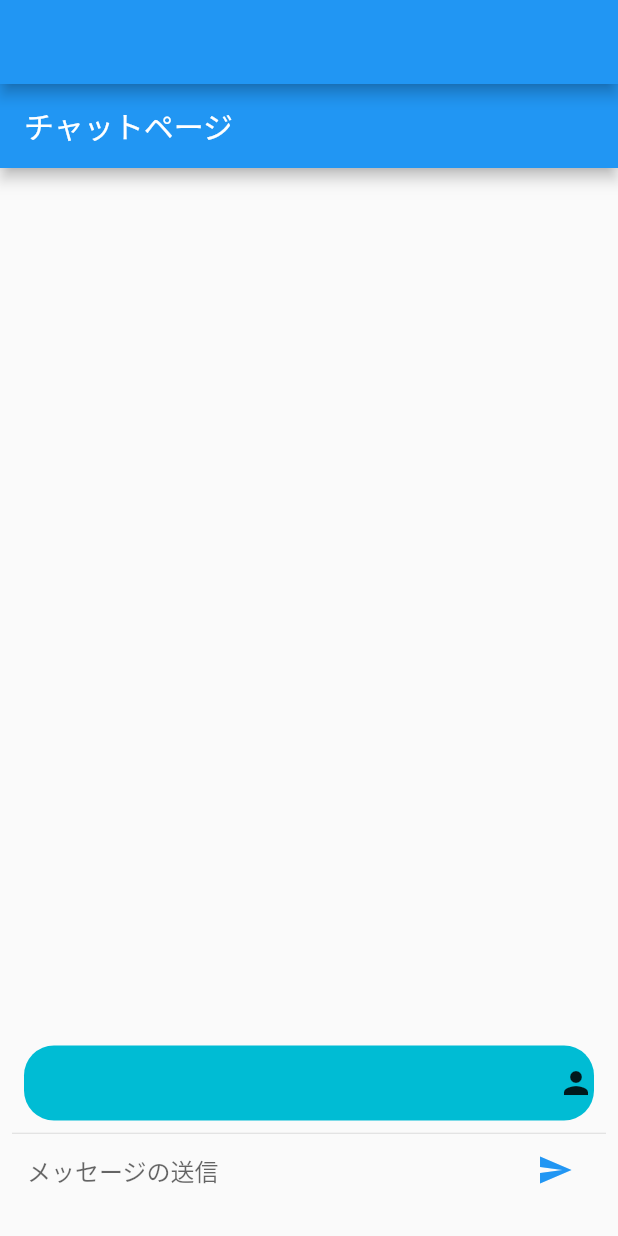
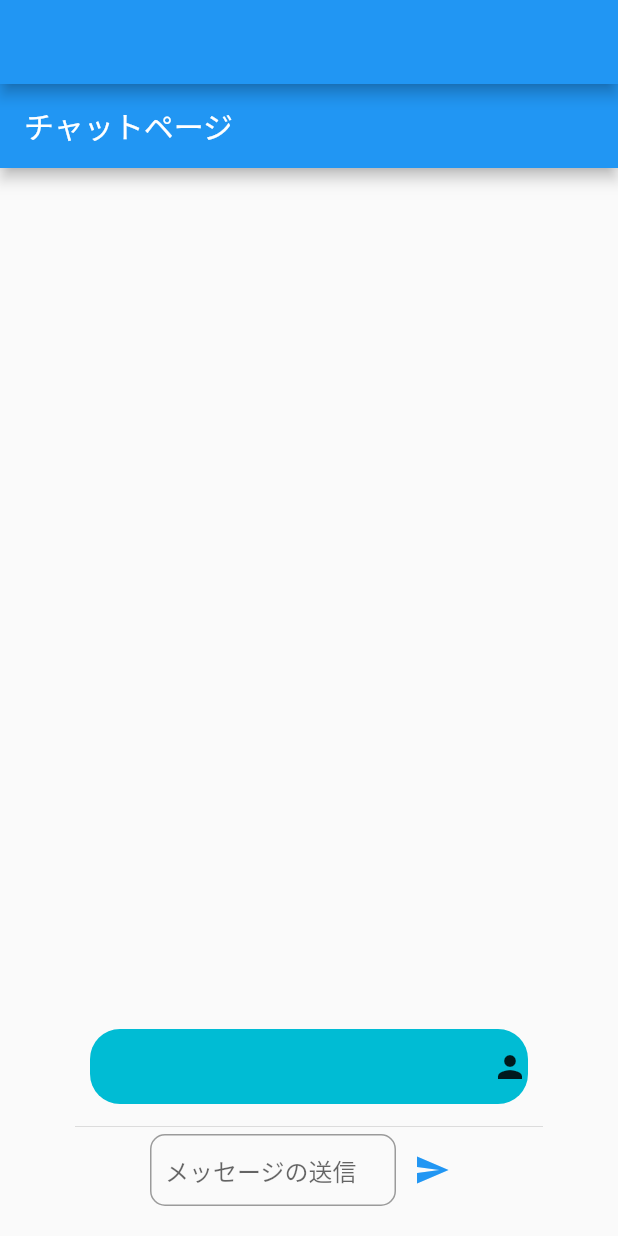
Before and after one commit to yakyuorbaseball/firebase_assignment_1, a Flutter app: the screen it shows once a user with an empty profile is signed in, after a tap on the "send" icon, on a phone screen of 412 x 824 dp. Run offline on Flutter 3.47's test engine with Material 2 defaults, Android fonts, the phone set to English and light mode, and no system bars; our stand-ins replace cloud_firestore, firebase_auth, firebase_core; accounts and stored records are empty; network calls fail.

Commit message:
20221226

```diff
--- a/lib/chat.dart
+++ b/lib/chat.dart
@@ -4,7 +4,7 @@ import 'package:cloud_firestore/cloud_firestore.dart';
 
 class ChatPage extends StatefulWidget {
 
-  ChatPage({Key? key, required this.userId}) : super(key: key);
+  const ChatPage({Key? key, required this.userId}) : super(key: key);
   final String userId;
 
   @override
@@ -18,12 +18,12 @@ class _ChatPageState extends State<ChatPage> {
   Widget build(BuildContext context) {
     return Scaffold(
         appBar: AppBar(
-          title: Text("チャットページ"),
+          title: const Text("チャットページ"),
         ),
         body: Container(
-          margin: const EdgeInsets.symmetric(horizontal: 8.0),
+          margin: const EdgeInsets.symmetric(horizontal: 50.0),
           child: Column(
-            children: <Widget>[
+            children: [
               Flexible(
                 child: StreamBuilder<QuerySnapshot>(
                   stream: FirebaseFirestore.instance
@@ -33,7 +33,7 @@ class _ChatPageState extends State<ChatPage> {
                   builder: (context, snapshot) {
                     if (!snapshot.hasData) return Container();
                     return ListView.separated(
-                      padding: EdgeInsets.all(8.0),
+                      padding: const EdgeInsets.all(10.0),
                       reverse: true,
                       itemBuilder: (BuildContext context, int index) {
                         DocumentSnapshot document =
@@ -49,35 +49,35 @@ class _ChatPageState extends State<ChatPage> {
                             : _message(
                             document['message'], document['user_id'],);
                       },
-                        itemCount: snapshot.data!.docs.length,
-                      separatorBuilder: (context, index) {
-                        print('separator: $index');
-                        return Divider(height: 1.0);
+                        itemCount: snapshot.data!.docs.length,separatorBuilder: (context, index) {
+                        return const Divider(height: 1.0);
                       },
                     );
                   }
                 ),
               ),
-                Divider(height: 1.0),
+                const Divider(height: 10.0),
                   Container(
-                    margin: EdgeInsets.only(bottom: 20.0, right: 10.0, left: 10.0),
+                    margin: const EdgeInsets.only(bottom: 20.0, right: 50.0, left: 50.0),
                     child: Row(
-                      children: <Widget>[
+                      children: [
                       Flexible(
                         child: TextField(
                           controller: _controller,
                           onSubmitted: _handleSubmit,
-                          decoration: InputDecoration.collapsed(
-                              hintText: "メッセージの送信"),
+                          decoration: const InputDecoration(
+                              hintText: "メッセージの送信",
+                              contentPadding: EdgeInsets.all(10),
+                              border: OutlineInputBorder(borderRadius: BorderRadius.all(Radius.circular(10))
+                            ),
+                          ),
                         ),
                       ),
-                      Container(
-                        child: IconButton(
-                          icon: Icon(Icons.send, color: Colors.blue,),
-                            onPressed: () {
-                              _handleSubmit(_controller.text);
-                            }),
-                      ),
+                      IconButton(
+                        icon: const Icon(Icons.send, color: Colors.blue,),
+                          onPressed: () {
+                            _handleSubmit(_controller.text);
+                          }),
                       ],
                     ),
                   ),
@@ -100,17 +100,17 @@ class _ChatPageState extends State<ChatPage> {
         child:
       Row(
       mainAxisAlignment: MainAxisAlignment.end,
-      children: <Widget>[
+        children: [
         Column(
           crossAxisAlignment: CrossAxisAlignment.center,
-          children: <Widget>[
-            SizedBox(height: 16.0,),
+          children: [
+            const SizedBox(height: 16.0,),
             Text(message),
           ],
         ),
-        Icon(Icons.person),
-      ],
-    )
+        const Icon(Icons.person),
+        ],
+      )
     );
   }
 
@@ -122,12 +122,12 @@ class _ChatPageState extends State<ChatPage> {
       decoration: BoxDecoration(borderRadius: BorderRadius.circular(20),color: Colors.white38),
       child:
       Row(
-        children: <Widget>[
-          Icon(Icons.person),
+        children: [
+          const Icon(Icons.person),
           Column(
             crossAxisAlignment: CrossAxisAlignment.center,
-            children: <Widget>[
-              SizedBox(height: 16.0,),
+            children: [
+              const SizedBox(height: 16.0,),
               Text(message),
             ],
           ),
--- a/lib/firebase_exercise.dart
+++ b/lib/firebase_exercise.dart
@@ -14,7 +14,6 @@ class _AuthExerciseState extends State<AuthExercise> {
   bool _isSignedIn = false;
   String userId = '';
 
-  //問３
   void checkSignInState(){
     FirebaseAuth.instance
         .authStateChanges()
--- a/lib/sign_up.dart
+++ b/lib/sign_up.dart
@@ -100,20 +100,20 @@ class _SignUpState extends State<SignUp> {
               onPressed: (){
                 handleSignIn();
               },
-              child: const Text('サインイン', style: TextStyle(color: Colors.white),),
               style: ButtonStyle(
                   padding: MaterialStateProperty.all(const EdgeInsets.all(20)),
                   shape: MaterialStateProperty.all(RoundedRectangleBorder(borderRadius: BorderRadius.circular(15)))
               ),
+              child: const Text('サインイン', style: TextStyle(color: Colors.white),),
             ):ElevatedButton(
               onPressed: (){
                 handleSignUp();
               },
-              child: const Text('ユーザー登録', style: TextStyle(color: Colors.white),),
               style: ButtonStyle(
                   padding: MaterialStateProperty.all(const EdgeInsets.all(20)),
                   shape: MaterialStateProperty.all(RoundedRectangleBorder(borderRadius: BorderRadius.circular(15)))
               ),
+              child: const Text('ユーザー登録', style: TextStyle(color: Colors.white),),
             ),
             const SizedBox(height: 20,),
             TextButton(onPressed: (){
```
